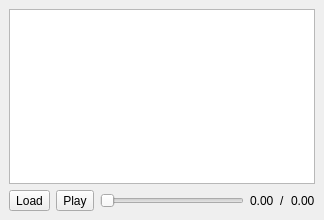
Before: the Qt Designer form gui/ui/mainwindow.ui in n0spaces/MorshuTalk, drawn with Qt 5.
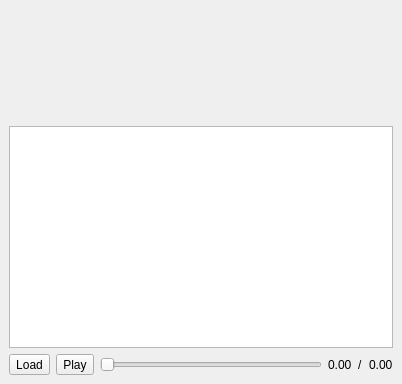
After: the same form once the commit is applied. Icons and pictures are not drawn.

Commit message: Add morshu sprites and ui resource

What changed in the file:
```diff
--- a/gui/ui/mainwindow.ui
+++ b/gui/ui/mainwindow.ui
@@ -6,8 +6,8 @@
    <rect>
     <x>0</x>
     <y>0</y>
-    <width>324</width>
-    <height>220</height>
+    <width>402</width>
+    <height>384</height>
    </rect>
   </property>
   <property name="windowTitle">
@@ -15,28 +15,42 @@
   </property>
   <widget class="QWidget" name="centralwidget">
    <layout class="QGridLayout" name="gridLayout">
-    <item row="2" column="0">
+    <item row="3" column="0">
      <widget class="QToolButton" name="btn_load">
       <property name="text">
        <string>Load</string>
       </property>
      </widget>
     </item>
-    <item row="2" column="1">
+    <item row="3" column="1">
      <widget class="QToolButton" name="btn_play">
       <property name="text">
        <string>Play</string>
       </property>
      </widget>
     </item>
-    <item row="2" column="5">
-     <widget class="QLabel" name="lbl_time_end">
+    <item row="3" column="4">
+     <widget class="QLabel" name="label">
       <property name="text">
-       <string>0.00</string>
+       <string>/</string>
       </property>
      </widget>
     </item>
-    <item row="2" column="2">
+    <item row="1" column="0" rowspan="2" colspan="6">
+     <widget class="QTextEdit" name="textedit">
+      <property name="html">
+       <string>&lt;!DOCTYPE HTML PUBLIC &quot;-//W3C//DTD HTML 4.0//EN&quot; &quot;http://www.w3.org/TR/REC-html40/strict.dtd&quot;&gt;
+&lt;html&gt;&lt;head&gt;&lt;meta name=&quot;qrichtext&quot; content=&quot;1&quot; /&gt;&lt;style type=&quot;text/css&quot;&gt;
+p, li { white-space: pre-wrap; }
+&lt;/style&gt;&lt;/head&gt;&lt;body style=&quot; font-family:'MS Shell Dlg 2'; font-size:8.25pt; font-weight:400; font-style:normal;&quot;&gt;
+&lt;p style=&quot;-qt-paragraph-type:empty; margin-top:0px; margin-bottom:0px; margin-left:0px; margin-right:0px; -qt-block-indent:0; text-indent:0px;&quot;&gt;&lt;br /&gt;&lt;/p&gt;&lt;/body&gt;&lt;/html&gt;</string>
+      </property>
+      <property name="acceptRichText">
+       <bool>false</bool>
+      </property>
+     </widget>
+    </item>
+    <item row="3" column="2">
      <widget class="QSlider" name="slider">
       <property name="maximum">
        <number>0</number>
@@ -52,27 +66,36 @@
       </property>
      </widget>
     </item>
-    <item row="0" column="0" rowspan="2" colspan="6">
-     <widget class="QTextEdit" name="textedit">
-      <property name="acceptRichText">
-       <bool>false</bool>
-      </property>
-     </widget>
-    </item>
-    <item row="2" column="4">
-     <widget class="QLabel" name="label">
+    <item row="3" column="5">
+     <widget class="QLabel" name="lbl_time_end">
       <property name="text">
-       <string>/</string>
+       <string>0.00</string>
       </property>
      </widget>
     </item>
-    <item row="2" column="3">
+    <item row="3" column="3">
      <widget class="QLabel" name="lbl_time">
       <property name="text">
        <string>0.00</string>
       </property>
      </widget>
     </item>
+    <item row="0" column="0" colspan="6">
+     <widget class="QLabel" name="lbl_sprite">
+      <property name="text">
+       <string/>
+      </property>
+      <property name="pixmap">
+       <pixmap resource="../res/res.qrc">:/sprites/store87.png</pixmap>
+      </property>
+      <property name="scaledContents">
+       <bool>true</bool>
+      </property>
+      <property name="textInteractionFlags">
+       <set>Qt::NoTextInteraction</set>
+      </property>
+     </widget>
+    </item>
    </layout>
   </widget>
   <widget class="QMenuBar" name="menubar">
```
Left out of the diff: 6 changed lines with no effect on the pictures. The commit also changes 161 other files.
